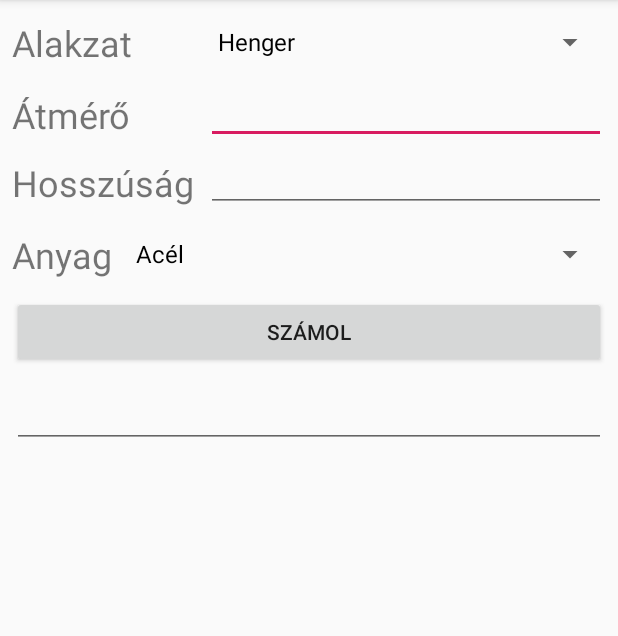
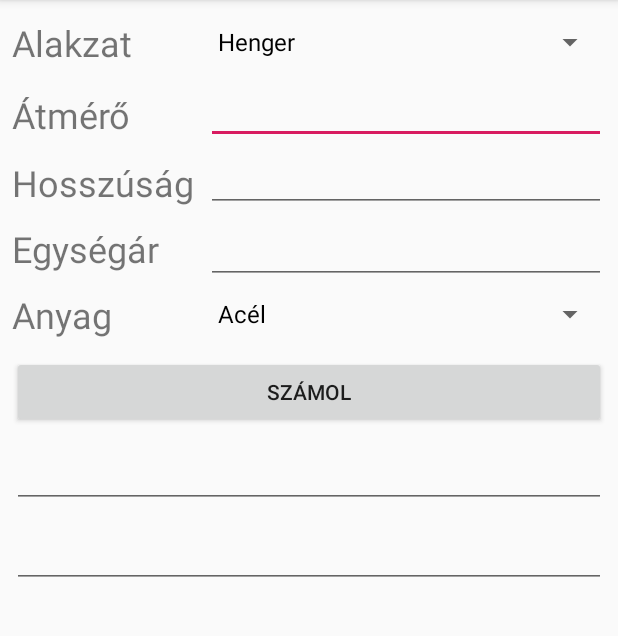
Before and after one commit to Kacsa22/Tomeg, an Android app: the screen it shows after launch (MainActivity), after a tap on "SZÁMOL", on a phone screen of 412 x 824 dp, the part 84-720 px from its top. Run offline under Robolectric (Android 15) with nearby library versions, the phone set to English and light mode, and no system bars.

Commit message:
Árszámolás

```diff
--- a/app/src/main/java/com/example/patrik/tomeg/MainActivity.java
+++ b/app/src/main/java/com/example/patrik/tomeg/MainActivity.java
@@ -21,7 +21,7 @@ import java.util.ArrayList;
 public class MainActivity extends AppCompatActivity {
 
     Button szamol_button;
-    EditText atmero_edit, hossz_edit, eredmeny_edit, boldal_edit;
+    EditText ar_edit, egysegar_edit,atmero_edit, hossz_edit, eredmeny_edit, boldal_edit;
     Double suruseg;
     ArrayList<Anyag> anyagok = new ArrayList<>();
     ArrayList<String> alakzat = new ArrayList<>();
@@ -48,6 +48,8 @@ public class MainActivity extends AppCompatActivity {
         anyag_spinner = findViewById(R.id.anyag_spinner);
         alakzat_spinner = findViewById(R.id.alakzat_spinner);
         atmero_text = findViewById(R.id.atmero_text);
+        egysegar_edit = findViewById(R.id.egysegar_edit);
+        ar_edit = findViewById(R.id.ar_edit);
 
         ArrayAdapter<String> amyag_adapter = new ArrayAdapter<String>(this, android.R.layout.simple_spinner_dropdown_item, Nevlist());
         anyag_spinner.setAdapter(amyag_adapter);
@@ -57,7 +59,7 @@ public class MainActivity extends AppCompatActivity {
         szamol_button.setOnClickListener(new View.OnClickListener() {
             @Override
             public void onClick(View v) {
-                double atmero, aoldal,boldal, hossz;
+                double atmero, aoldal,boldal, hossz, egysegar, tomeg;
                 switch (alakzat_spinner.getSelectedItemPosition()){
                     case 0:
                         try {
@@ -77,9 +79,19 @@ public class MainActivity extends AppCompatActivity {
                             Teglaszamol(aoldal, boldal, hossz);
                         }
                         catch (Exception e) {
-                            Toast.makeText(MainActivity.this, "Minden mezőt ki kell tölteni!!!", Toast.LENGTH_LONG).show();
+                            Toast.makeText(MainActivity.this, "Karakterhiba", Toast.LENGTH_LONG).show();
                         }
-                        break;
+                    break;
+                }
+                if (!egysegar_edit.getText().toString().equals("")){
+                    try{
+                        egysegar = Double.parseDouble(egysegar_edit.getText().toString());
+                        tomeg = Double.parseDouble(eredmeny_edit.getText().toString());
+                        Arszamol(egysegar,tomeg);
+                    }
+                    catch (Exception E){
+                        Toast.makeText(MainActivity.this, "valami", Toast.LENGTH_LONG).show();
+                    }
                 }
             }
         });
@@ -111,6 +123,7 @@ public class MainActivity extends AppCompatActivity {
         suruseg = anyagok.get(anyag_spinner.getSelectedItemPosition()).getSuruseg();
         eredmeny = (((((atmero * atmero) * Math.PI) / 4) * hossz / 1000000) * suruseg);
         eredmeny_edit.setText(String.valueOf(eredmeny));
+
     }
 
     private void Teglaszamol(Double aoldal, Double boldal, Double hossz){
@@ -118,6 +131,12 @@ public class MainActivity extends AppCompatActivity {
         suruseg = anyagok.get(anyag_spinner.getSelectedItemPosition()).getSuruseg();
         eredmeny = ((aoldal*boldal*hossz/1000000) * suruseg);
         eredmeny_edit.setText(String.valueOf(eredmeny));
+    }
+
+    private void Arszamol(Double egysegar, Double tomeg){
+        Double eredmeny;
+        eredmeny = egysegar * tomeg;
+        ar_edit.setText(String.valueOf(eredmeny));
     }
 
     public void Feltolt(){
--- a/app/src/main/res/layout/activity_main.xml
+++ b/app/src/main/res/layout/activity_main.xml
@@ -106,8 +106,32 @@
         app:layout_constraintStart_toStartOf="@+id/szamol_button"
         app:layout_constraintTop_toBottomOf="@+id/szamol_button" />
 
-    <Spinner
-        android:id="@+id/anyag_spinner"
+    <EditText
+        android:id="@+id/ar_edit"
+        android:layout_width="0dp"
+        android:layout_height="wrap_content"
+        android:layout_marginTop="8dp"
+        android:ems="10"
+        android:inputType="textPersonName"
+        app:layout_constraintEnd_toEndOf="@+id/szamol_button"
+        app:layout_constraintStart_toStartOf="@+id/szamol_button"
+        app:layout_constraintTop_toBottomOf="@+id/eredmeny_edit" />
+
+    <TextView
+        android:id="@+id/egysegar_text"
+        android:layout_width="wrap_content"
+        android:layout_height="wrap_content"
+        android:layout_marginStart="8dp"
+        android:layout_marginLeft="8dp"
+        android:layout_marginBottom="8dp"
+        android:text="Egységár"
+        android:textSize="24sp"
+        app:layout_constraintBottom_toBottomOf="@+id/egysegar_edit"
+        app:layout_constraintStart_toStartOf="parent"
+        app:layout_constraintTop_toTopOf="@+id/egysegar_edit" />
+
+    <EditText
+        android:id="@+id/egysegar_edit"
         android:layout_width="0dp"
         android:layout_height="40dp"
         android:layout_marginStart="8dp"
@@ -115,9 +139,23 @@
         android:layout_marginTop="8dp"
         android:layout_marginEnd="8dp"
         android:layout_marginRight="8dp"
+        android:ems="10"
+        android:inputType="numberDecimal"
         app:layout_constraintEnd_toEndOf="parent"
-        app:layout_constraintStart_toEndOf="@+id/anyag_text"
+        app:layout_constraintStart_toEndOf="@+id/hossz_text"
         app:layout_constraintTop_toBottomOf="@+id/hossz_edit" />
+
+    <Spinner
+        android:id="@+id/anyag_spinner"
+        android:layout_width="0dp"
+        android:layout_height="40dp"
+        android:layout_marginStart="8dp"
+        android:layout_marginLeft="8dp"
+        android:layout_marginEnd="8dp"
+        android:layout_marginRight="8dp"
+        app:layout_constraintEnd_toEndOf="parent"
+        app:layout_constraintStart_toEndOf="@+id/hossz_text"
+        app:layout_constraintTop_toBottomOf="@+id/egysegar_edit" />
 
     <Spinner
         android:id="@+id/alakzat_spinner"
```
